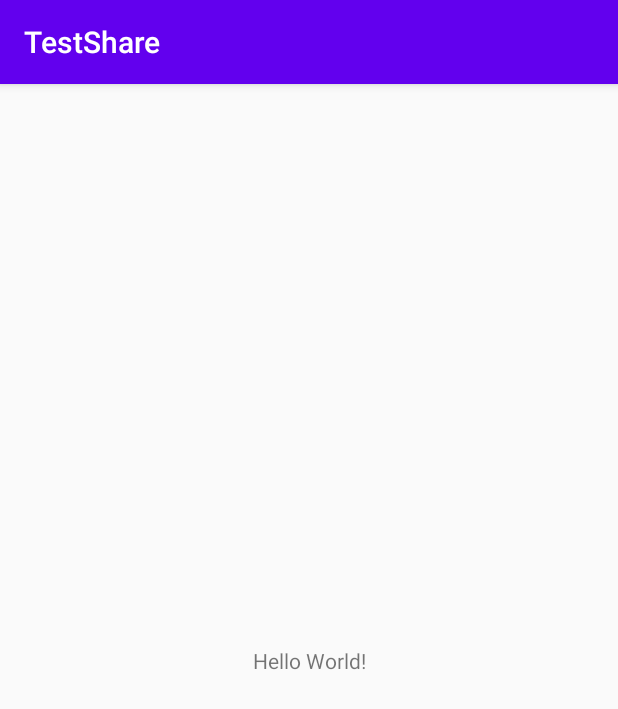
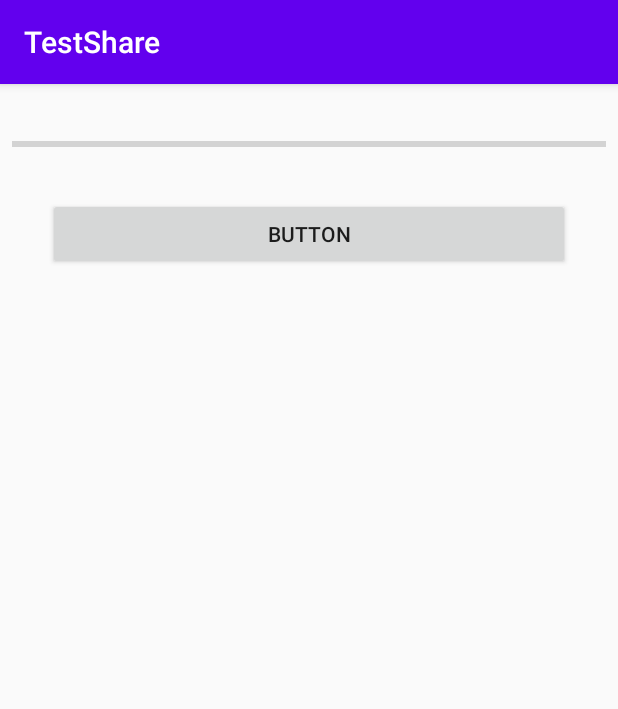
Before and after one commit to phyothuraoo/TestShare, an Android app: the screen it shows after launch (MainActivity), on a phone screen of 412 x 824 dp. Shown: the top 709 px of the screen. Run offline under Robolectric (Android 15) with nearby library versions, the phone set to English and light mode, and no system bars.

Commit message:
yan commit

```diff
--- /dev/null
+++ b/app/src/main/java/com/phyothuraoo/testshare/ApiService.kt
@@ -0,0 +1,25 @@
+package com.example.framgiatongxuanan.retrofit2_download_file
+
+
+import okhttp3.ResponseBody
+import retrofit2.Call
+import retrofit2.http.GET
+import retrofit2.http.Streaming
+import retrofit2.http.Url
+
+
+/**
+ * Created by FRAMGIA\tong.xuan.an on 08/01/2018.
+ */
+interface ApiService {
+
+    // option 1: a resource relative to your base URL
+    @Streaming
+    @GET("/MovieMVVM.zip")
+    fun downloadFileWithFixedUrl(): Call<ResponseBody>
+
+    // option 2: using a dynamic URL
+    @Streaming
+    @GET
+    fun downloadFileWithDynamicUrlSync(@Url fileUrl: String): Call<ResponseBody>
+}
--- a/app/src/main/res/layout/activity_main.xml
+++ b/app/src/main/res/layout/activity_main.xml
@@ -6,13 +6,29 @@
     android:layout_height="match_parent"
     tools:context=".MainActivity">
 
-    <TextView
-        android:layout_width="wrap_content"
+    <ProgressBar
+        android:id="@+id/progressBar"
+        style="?android:attr/progressBarStyleHorizontal"
+        android:layout_width="0dp"
         android:layout_height="wrap_content"
-        android:text="Hello World!"
-        app:layout_constraintBottom_toBottomOf="parent"
-        app:layout_constraintLeft_toLeftOf="parent"
-        app:layout_constraintRight_toRightOf="parent"
+        android:layout_marginEnd="8dp"
+        android:layout_marginStart="8dp"
+        android:layout_marginTop="32dp"
+        app:layout_constraintEnd_toEndOf="parent"
+        app:layout_constraintHorizontal_bias="0.0"
+        app:layout_constraintStart_toStartOf="parent"
+        app:layout_constraintTop_toTopOf="parent" />
+
+    <Button
+        android:id="@+id/btnDownLoad"
+        android:layout_width="0dp"
+        android:layout_height="wrap_content"
+        android:layout_marginEnd="32dp"
+        android:layout_marginStart="32dp"
+        android:layout_marginTop="76dp"
+        android:text="Button"
+        app:layout_constraintEnd_toEndOf="parent"
+        app:layout_constraintStart_toStartOf="parent"
         app:layout_constraintTop_toTopOf="parent" />
 
 </androidx.constraintlayout.widget.ConstraintLayout>
```
Also changed, not shown: app/build.gradle (+10 -0 lines), app/src/main/java/com/phyothuraoo/testshare/Constants.kt (added, +10 -0 lines), app/src/main/java/com/phyothuraoo/testshare/MainActivity.kt (+135 -1 lines), app/src/main/java/com/phyothuraoo/testshare/MainActivity2.kt (deleted, +0 -11 lines), app/src/main/java/com/phyothuraoo/testshare/YanActivity.kt (deleted, +0 -11 lines), app/src/main/java/com/phyothuraoo/testshare/aa3.kt (deleted, +0 -11 lines), app/src/main/java/com/phyothuraoo/testshare/utils/FileUtil.kt (added, +125 -0 lines), app/src/main/res/layout/activity_aa3.xml (deleted, +0 -9 lines), app/src/main/res/layout/activity_main2.xml (deleted, +0 -9 lines), app/src/main/res/layout/activity_yan.xml (deleted, +0 -9 lines).
